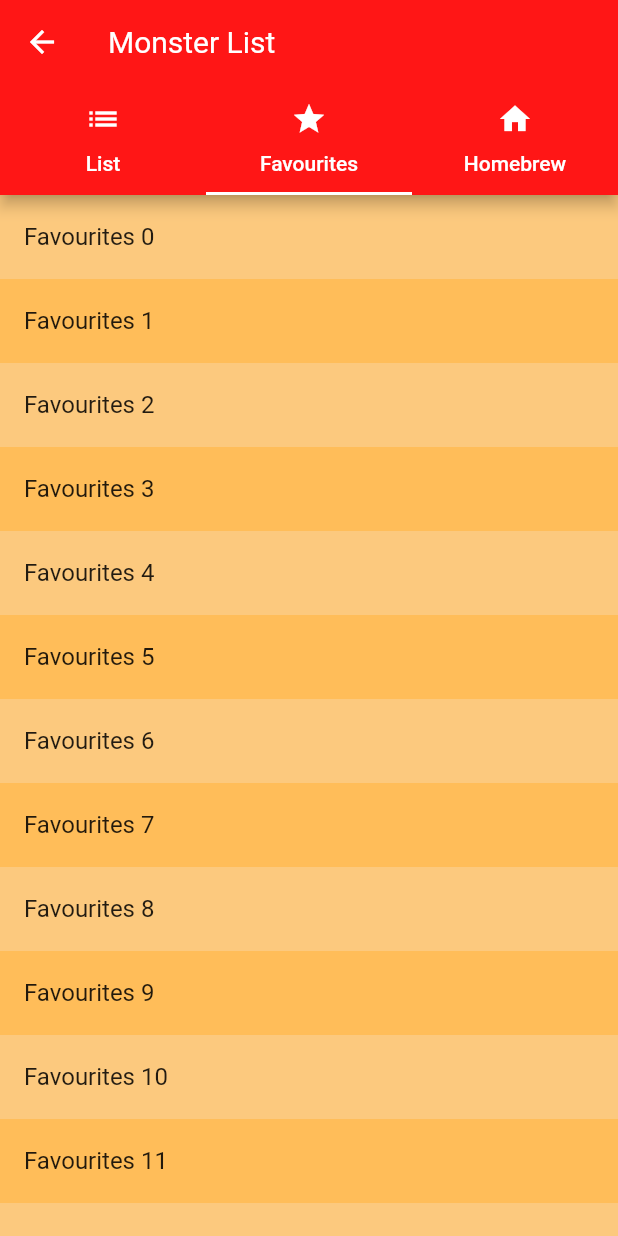
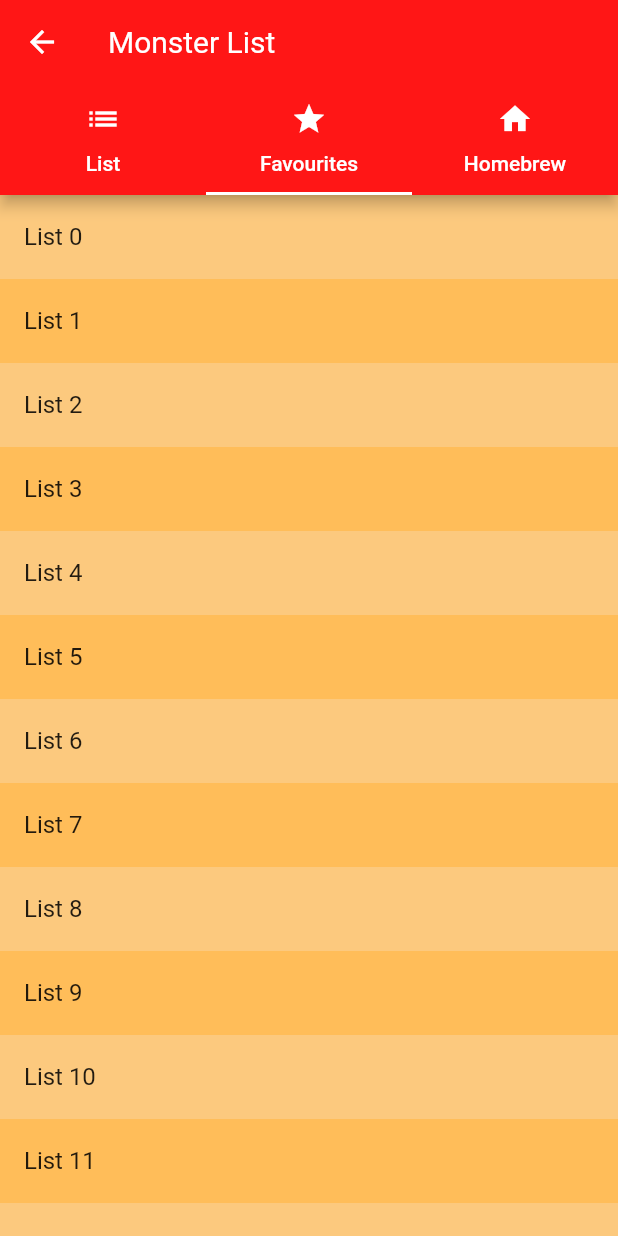
Before and after one commit to PaGaQi/DnDMobile, a Flutter app: the MonsterListBody screen opened by its route, on a phone screen of 412 x 824 dp. Run offline on Flutter 3.47's test engine with Material 2 defaults, Android fonts, the phone set to English and light mode, and no system bars; our stand-ins replace cloud_firestore, firebase_core; accounts and stored records are empty.

Commit message:
Monster List Added

```diff
--- a/dndfirebase/lib/Screens/monster_list.dart
+++ b/dndfirebase/lib/Screens/monster_list.dart
@@ -75,21 +75,41 @@ class MonsterListBody extends StatelessWidget {
               ),
             ),
             body: StreamBuilder(
+              stream: dbGetMonsters(),
+              builder: ((context, snapshotMon) {
+                if (!snapshotMon.hasData) {
+                  return const Center(
+                      child: CircularProgressIndicator(color: Colors.red));
+                }
+
+                List<Monsters> currentMonster = snapshotMon.data!;
+                return StreamBuilder(
                   stream: dbGetHomebrew(),
-            builder: ((context, snapshot) {
-              if (!snapshot.hasData)
-                return Center(child: CircularProgressIndicator());
-              List<Homebrew> currentHomebrew = snapshot.data!;
+                  builder: ((context, snapshotHom) {
+                    if (!snapshotHom.hasData) {
+                      return const Center(
+                          child: CircularProgressIndicator(color: Colors.red));
+                    }
+                    List<Homebrew> currentHomebrew = snapshotHom.data!;
                     return TabBarView(
                       children: <Widget>[
                         ListView.builder(
-                    itemCount: 25,
+                          itemCount: currentMonster.length,
                           itemBuilder: (BuildContext context, int index) {
                             return ListTile(
                               tileColor: index.isOdd
                                   ? Color.fromARGB(255, 255, 189, 89)
                                   : Color.fromARGB(255, 252, 201, 126),
-                        title: Text('${titles[0]} $index'),
+                              title: Text(currentMonster[index].name,
+                                  style: const TextStyle(
+                                    //fontWeight: FontWeight.bold,
+                                    fontSize: 20,
+                                  )),
+                              leading: SizedBox(
+                                  width: 30,
+                                  height: 30,
+                                  child:
+                                      Image.network(currentMonster[index].url)),
                             );
                           },
                         ),
@@ -100,7 +120,7 @@ class MonsterListBody extends StatelessWidget {
                               tileColor: index.isOdd
                                   ? Color.fromARGB(255, 255, 189, 89)
                                   : Color.fromARGB(255, 252, 201, 126),
-                        title: Text('${titles[1]} $index'),
+                              title: Text('${titles[0]} $index'),
                             );
                           },
                         ),
@@ -128,7 +148,8 @@ class MonsterListBody extends StatelessWidget {
                       ],
                     );
                   }),
-          ),
-        ));
+                );
+              }),
+            )));
   }
 }
```
Also changed, not shown: dndfirebase/lib/Modals/firebase_data.dart (+13 -26 lines). Lines whose indentation alone changed are shown as unchanged.
